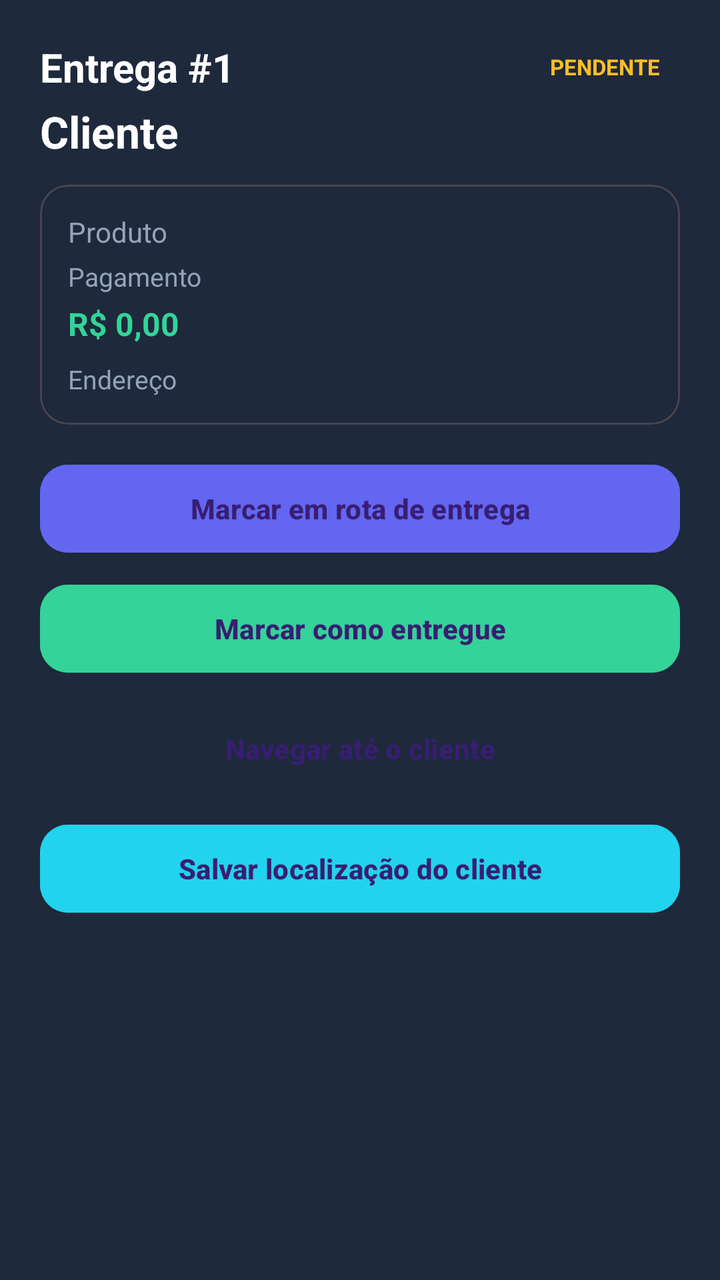
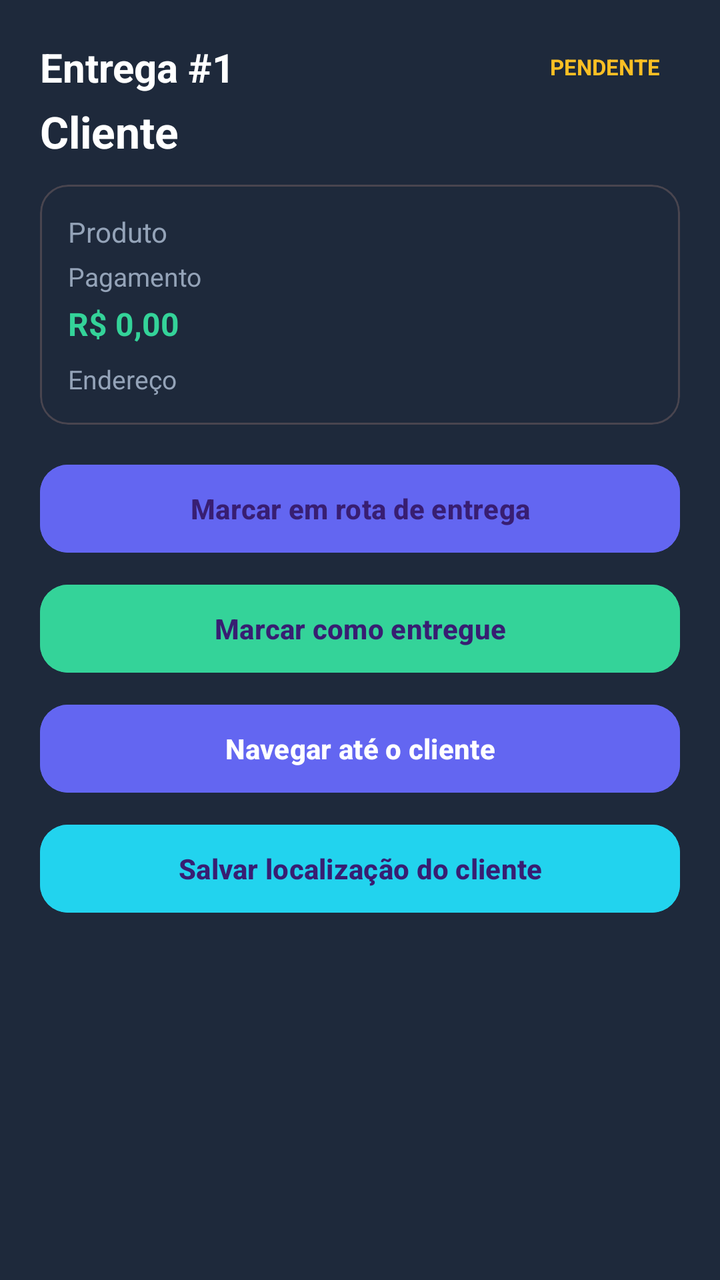

An Android layout rendered at two revisions. The XML below is the earlier revision; the diff shows what the commit changed to produce the second picture.
<!-- AndroidManifest.xml: application theme Theme.Entregador -->
<!-- res/layout/dialog_tarefa_acoes.xml -->
<?xml version="1.0" encoding="utf-8"?>
<ScrollView xmlns:android="http://schemas.android.com/apk/res/android"
    xmlns:app="http://schemas.android.com/apk/res-auto"
    android:layout_width="match_parent"
    android:layout_height="wrap_content"
    android:background="@color/surface_variant"
    android:fillViewport="true">

    <LinearLayout
        android:layout_width="match_parent"
        android:layout_height="wrap_content"
        android:orientation="vertical"
        android:padding="20dp">

        
        <LinearLayout
            android:layout_width="match_parent"
            android:layout_height="wrap_content"
            android:orientation="horizontal"
            android:gravity="center_vertical"
            android:layout_marginBottom="4dp">

            <TextView
                android:id="@+id/tvDialogNumero"
                android:layout_width="0dp"
                android:layout_height="wrap_content"
                android:layout_weight="1"
                android:text="Entrega #1"
                android:textColor="@color/white"
                android:textSize="20sp"
                android:textStyle="bold" />

            <TextView
                android:id="@+id/tvDialogStatus"
                android:layout_width="wrap_content"
                android:layout_height="wrap_content"
                android:paddingHorizontal="10dp"
                android:paddingVertical="4dp"
                android:text="PENDENTE"
                android:textSize="11sp"
                android:textStyle="bold"
                android:textColor="@color/warning"
                android:background="@color/surface_variant" />
        </LinearLayout>

        <TextView
            android:id="@+id/tvDialogCliente"
            android:layout_width="match_parent"
            android:layout_height="wrap_content"
            android:text="Cliente"
            android:textColor="@color/white"
            android:textSize="22sp"
            android:textStyle="bold"
            android:layout_marginBottom="12dp" />

        
        <com.google.android.material.card.MaterialCardView
            android:layout_width="match_parent"
            android:layout_height="wrap_content"
            app:cardBackgroundColor="@color/surface_variant"
            app:cardCornerRadius="14dp"
            app:cardElevation="0dp"
            android:layout_marginBottom="16dp">

            <LinearLayout
                android:layout_width="match_parent"
                android:layout_height="wrap_content"
                android:orientation="vertical"
                android:padding="14dp">

                <TextView
                    android:id="@+id/tvDialogProduto"
                    android:layout_width="match_parent"
                    android:layout_height="wrap_content"
                    android:text="Produto"
                    android:textColor="@color/text_secondary"
                    android:textSize="14sp" />

                <TextView
                    android:id="@+id/tvDialogPagamento"
                    android:layout_width="match_parent"
                    android:layout_height="wrap_content"
                    android:text="Pagamento"
                    android:textColor="@color/text_secondary"
                    android:textSize="13sp"
                    android:layout_marginTop="4dp" />

                <TextView
                    android:id="@+id/tvDialogValor"
                    android:layout_width="match_parent"
                    android:layout_height="wrap_content"
                    android:text="R$ 0,00"
                    android:textColor="@color/success"
                    android:textSize="16sp"
                    android:textStyle="bold"
                    android:layout_marginTop="4dp" />

                <TextView
                    android:id="@+id/tvDialogEndereco"
                    android:layout_width="match_parent"
                    android:layout_height="wrap_content"
                    android:text="Endereço"
                    android:textColor="@color/text_secondary"
                    android:textSize="13sp"
                    android:layout_marginTop="8dp" />
            </LinearLayout>
        </com.google.android.material.card.MaterialCardView>

        
        <LinearLayout
            android:layout_width="match_parent"
            android:layout_height="wrap_content"
            android:orientation="vertical">

            <com.google.android.material.button.MaterialButton
                android:id="@+id/btnIniciar"
                android:layout_width="match_parent"
                android:layout_height="52dp"
                android:text="Marcar em rota de entrega"
                android:textStyle="bold"
                android:layout_marginBottom="8dp"
                app:cornerRadius="14dp"
                android:backgroundTint="@color/primary" />

            <com.google.android.material.button.MaterialButton
                android:id="@+id/btnConcluir"
                android:layout_width="match_parent"
                android:layout_height="52dp"
                android:text="Marcar como entregue"
                android:textStyle="bold"
                android:layout_marginBottom="8dp"
                app:cornerRadius="14dp"
                android:backgroundTint="@color/success" />

            <com.google.android.material.button.MaterialButton
                android:id="@+id/btnNavegar"
                android:layout_width="match_parent"
                android:layout_height="52dp"
                android:text="Navegar até o cliente"
                android:textStyle="bold"
                android:layout_marginBottom="8dp"
                app:cornerRadius="14dp"
                android:backgroundTint="@color/surface_variant" />

            <com.google.android.material.button.MaterialButton
                android:id="@+id/btnSalvarLocal"
                android:layout_width="match_parent"
                android:layout_height="52dp"
                android:text="Salvar localização do cliente"
                android:textStyle="bold"
                android:layout_marginBottom="8dp"
                app:cornerRadius="14dp"
                android:backgroundTint="@color/accent" />

            <com.google.android.material.button.MaterialButton
                android:id="@+id/btnCancelar"
                android:layout_width="match_parent"
                android:layout_height="52dp"
                android:text="Cancelar entrega"
                android:textStyle="bold"
                android:visibility="gone"
                app:cornerRadius="14dp"
                android:backgroundTint="@color/danger" />
        </LinearLayout>


    </LinearLayout>
</ScrollView>
<!-- resources referenced by this layout -->
<resources>
  <color name="accent">#22D3EE</color>
  <color name="danger">#F87171</color>
  <color name="primary">#6366F1</color>
  <color name="success">#34D399</color>
  <color name="surface_variant">#1E293B</color>
  <color name="text_secondary">#94A3B8</color>
  <color name="warning">#FBBF24</color>
  <color name="white">#FFFFFF</color>
  <style name="Theme.Entregador" parent="Theme.Material3.Dark.NoActionBar">
          <item name="colorPrimary">@color/primary</item>
          <item name="colorPrimaryVariant">@color/primary_dark</item>
          <item name="colorSecondary">@color/accent</item>
          <item name="colorSurface">@color/surface</item>
          <item name="colorOnSurface">@color/text_primary</item>
          <item name="android:statusBarColor">@color/background</item>
          <item name="android:navigationBarColor">@color/background</item>
          <item name="android:windowBackground">@color/background</item>
          <item name="android:textColor">@color/text_primary</item>
      </style>
  <color name="primary_dark">#4F46E5</color>
  <color name="surface">#111827</color>
  <color name="text_primary">#F1F5F9</color>
  <color name="background">#0B0F1A</color>
</resources>

<!-- the commit's change to res/layout/dialog_tarefa_acoes.xml (unified diff, before → after) -->
@@ -138,9 +138,10 @@
                 android:layout_height="52dp"
                 android:text="Navegar até o cliente"
                 android:textStyle="bold"
+                android:textColor="@color/white"
                 android:layout_marginBottom="8dp"
                 app:cornerRadius="14dp"
-                android:backgroundTint="@color/surface_variant" />
+                android:backgroundTint="@color/primary" />
 
             <com.google.android.material.button.MaterialButton
                 android:id="@+id/btnSalvarLocal"
